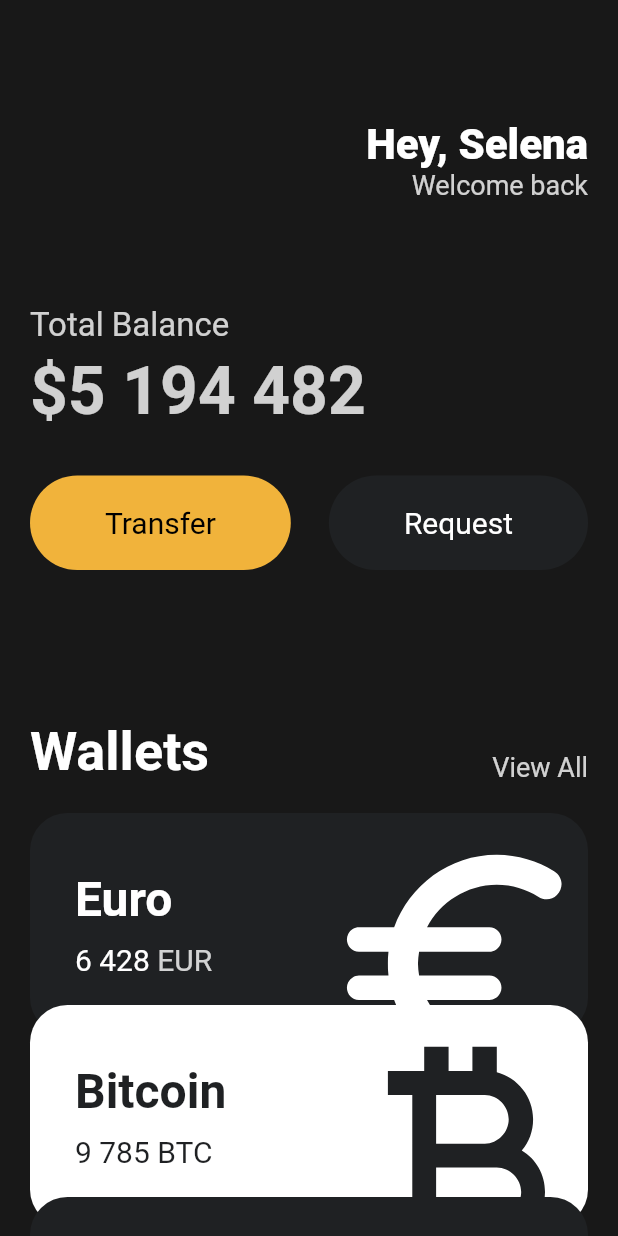
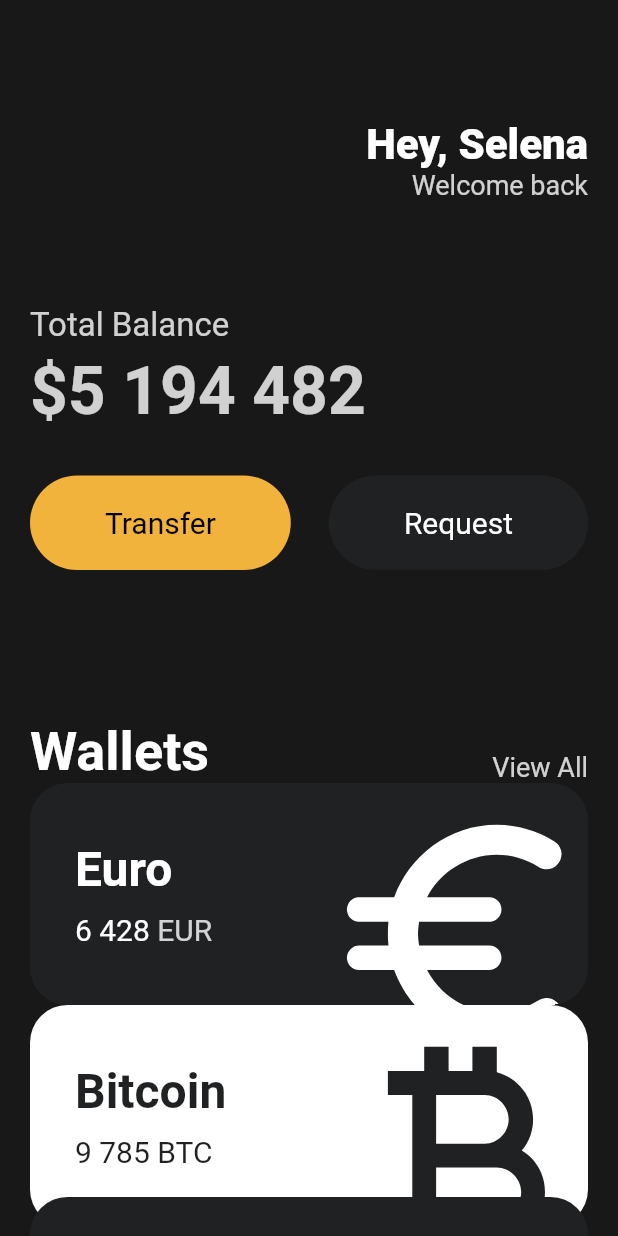
Before and after one commit to YJKimSleepyWorker/toonflix, a Flutter app: the screen it shows after launch, on a phone screen of 412 x 824 dp. Run offline on Flutter 3.47's test engine with Material 2 defaults, Android fonts, the phone set to English and light mode, and no system bars.

Commit message:
카드 안에 트랜스폼 넣기

```diff
--- a/lib/main.dart
+++ b/lib/main.dart
@@ -178,25 +178,25 @@ class App extends StatelessWidget{
                     code: 'EUR',
                     amount: '6 428',
                     icon: Icons.euro_rounded,
-                    isInverted: false),
+                    isInverted: false,
+                    offset: 0,
+                ),
                 //액션찾기 단축기 ctrl + shift + A
-                Transform.translate(
-                  offset: const Offset(0,-20),
-                  child: const CurrencyCard(
+                const CurrencyCard(
                     name: 'Bitcoin',
                     code: 'BTC',
                     amount: '9 785',
                     icon: Icons.currency_bitcoin,
-                      isInverted: true),
+                    isInverted: true,
+                    offset: 1,
                 ),
-                Transform.translate(
-                  offset: const Offset(0,-40),
-                  child: const CurrencyCard(
+                const CurrencyCard(
                     name: 'Dollar',
                     code: 'USD',
                     amount: '428',
                     icon: Icons.attach_money_outlined,
-                      isInverted: false),
+                    isInverted: false,
+                    offset: 2,
                 ),
               ],
             ),
--- a/lib/widgets/currency_card.dart
+++ b/lib/widgets/currency_card.dart
@@ -5,6 +5,7 @@ class CurrencyCard extends StatelessWidget {
   final String name, code, amount;
   final IconData icon;
   final bool isInverted;
+  final int offset;
 
   final _blackColor = const Color(0xFF1F2123);
 
@@ -14,11 +15,14 @@ class CurrencyCard extends StatelessWidget {
       required this.code,
       required this.amount,
       required this.icon,
-      required this.isInverted,});
+      required this.isInverted,
+      required this.offset,});
 
   @override
   Widget build(BuildContext context) {
-    return Container(
+    return Transform.translate(
+      offset: (offset == 0)? const Offset(0, -20) : Offset(0, offset * (-20)),
+      child: Container(
         //어떤 위젯이 오퍼플로우 했을 때, 카드와 같은 container로 하여금 어떻게 동작하게끔 할건지 알려주는 장치
         //보통 Clip.none으로 되어있는데, 컨테이너를 넘처흐른다 해도 허용한다는 뜻임.
         //hardEdge는 넘쳐흐르는것들을 cut함
@@ -74,7 +78,7 @@ class CurrencyCard extends StatelessWidget {
                 scale: 2.2,
                 //아이콘의 x,y좌표 변경을 위한 translate
                 child: Transform.translate(
-                offset: Offset(-5, 12),
+                  offset: const Offset(-5, 12),
                   child: Icon(icon,
                       color: isInverted? _blackColor : Colors.white, size: 88),
                 ),
@@ -82,6 +86,7 @@ class CurrencyCard extends StatelessWidget {
             ],
           ),
         ),
+      ),
     );
   }
 }
```
Lines whose indentation alone changed are shown as unchanged.
